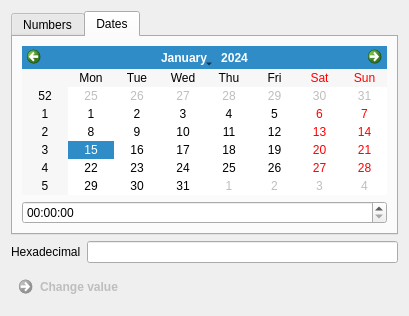
Qt form modules/data_types.ui (PetterS/sexton) before a commit.
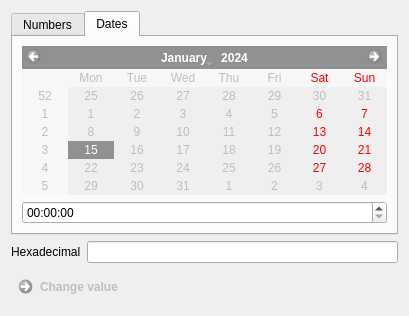
The same form after that commit. The open tabs and pages were chosen to show the change.

Commit message: Disable date tab.

```diff
--- a/modules/data_types.ui
+++ b/modules/data_types.ui
@@ -164,7 +164,11 @@
       </attribute>
       <layout class="QVBoxLayout" name="verticalLayout_2">
        <item>
-        <widget class="QCalendarWidget" name="calendarWidget"/>
+        <widget class="QCalendarWidget" name="calendarWidget">
+         <property name="enabled">
+          <bool>false</bool>
+         </property>
+        </widget>
        </item>
        <item>
         <widget class="QTimeEdit" name="timeEdit"/>
```
